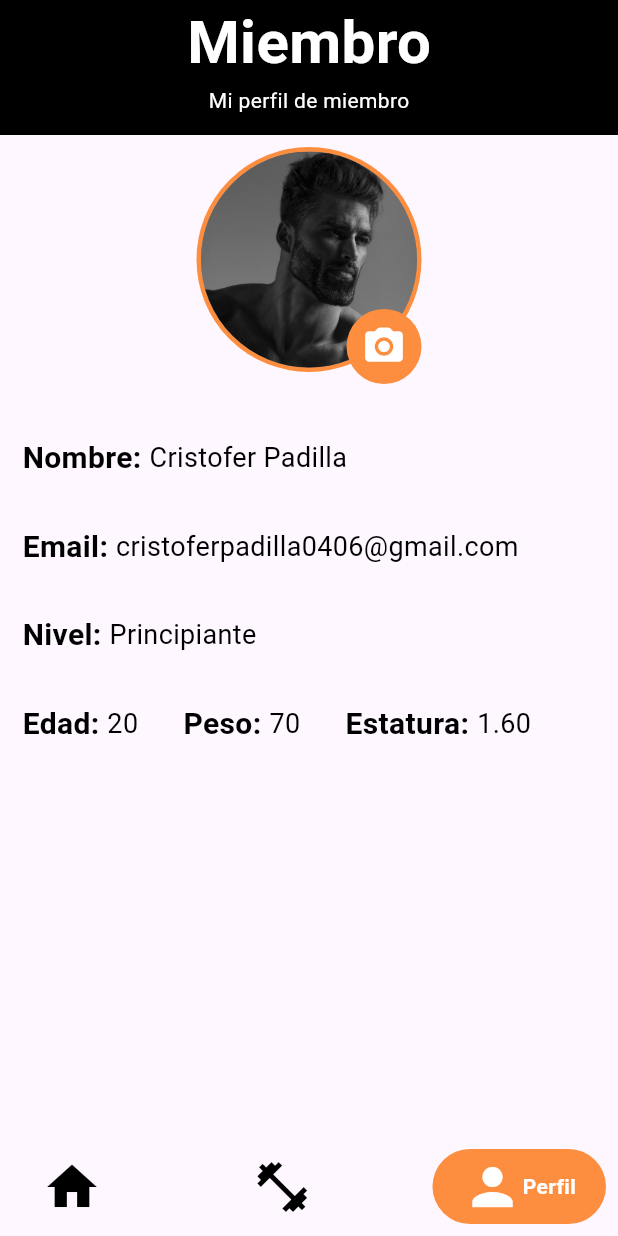
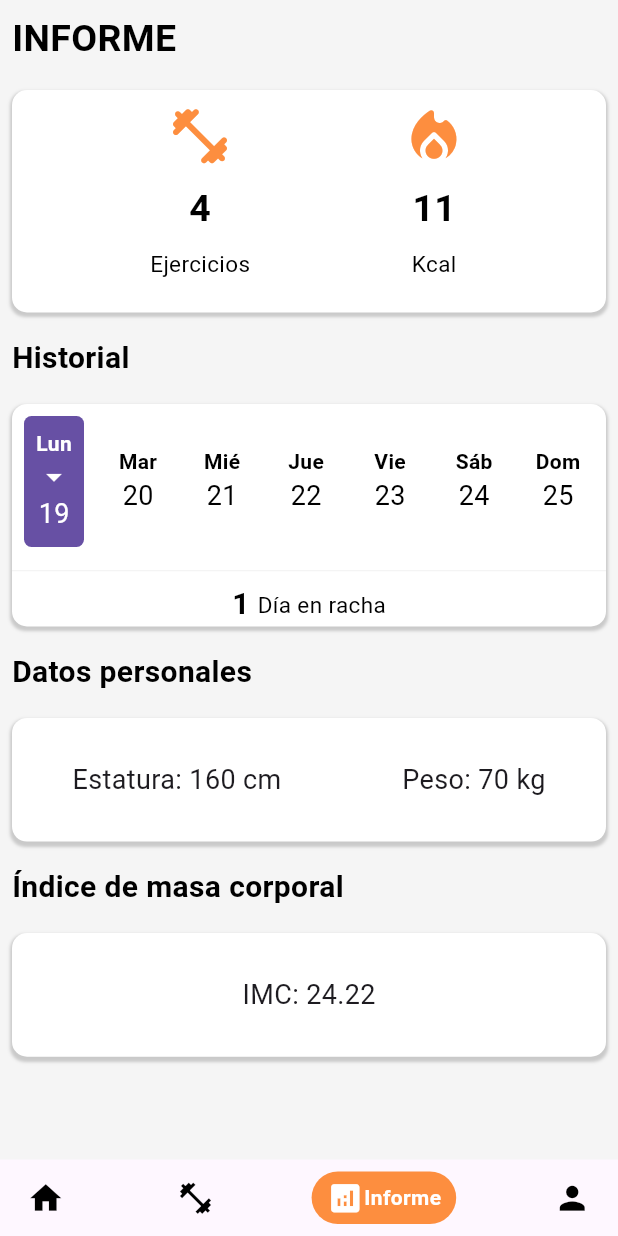
Before and after one commit to CristoferPadilla/flowfit_mobile, a Flutter app: the NavBar screen opened directly, item 3 of the bottom bar chosen, on a phone screen of 412 x 824 dp. Run offline on Flutter 3.47's test engine with Material 3 defaults, Android fonts, the phone set to English and light mode, and no system bars; drawn by our look-alikes of google_nav_bar, showcaseview; our stand-ins replace page_transition.

Commit message:
Analytics_screen

```diff
--- /dev/null
+++ b/flowfit_mobile/lib/features/analytics/screens/analytics_screen.dart
@@ -0,0 +1,177 @@
+import 'package:flowfit_mobile/features/analytics/widgets/calendary/calendary_screen.dart';
+import 'package:flowfit_mobile/features/analytics/widgets/card/custome_container_card.dart';
+import 'package:flowfit_mobile/resources/themes/font_styles.dart';
+import 'package:flowfit_mobile/resources/themes/primary_theme.dart';
+import 'package:flutter/material.dart';
+
+class AnalyticsScreen extends StatelessWidget {
+  const AnalyticsScreen({super.key});
+
+  @override
+  Widget build(BuildContext context) {
+    return SafeArea(
+        child: Scaffold(
+            backgroundColor: Colors.grey.shade100,
+            body: SingleChildScrollView(
+              child: Center(
+                child: Column(
+                    crossAxisAlignment: CrossAxisAlignment.start,
+                    children: [
+                      Padding(
+                        padding: const EdgeInsets.all(8.0),
+                        child: Text(
+                          'INFORME',
+                          style: FontStyle.titleTextStyle.copyWith(
+                            fontSize: 25,
+                            fontWeight: FontWeight.bold,
+                            color: Colors.black,
+                          ),
+                        ),
+                      ),
+                      const CustomContainerCard(
+                        height:0.18,
+                        child: Row(
+                          mainAxisAlignment: MainAxisAlignment.spaceEvenly,
+                          children: [
+                            ColumnData(
+                              title: 'Ejercicios',
+                              icon: Icons.fitness_center_rounded,
+                              number: '4',
+                            ),
+                            ColumnData(
+                              title: 'Kcal',
+                              icon: Icons.local_fire_department_rounded,
+                              number: '11',
+                            ),
+                          ],
+                        ),
+                      ),
+                      Padding(
+                        padding: const EdgeInsets.all(8.0),
+                        child: Text(
+                          'Historial',
+                          style: FontStyle.titleTextStyle.copyWith(
+                            fontSize: 20,
+                            fontWeight: FontWeight.bold,
+                            color: Colors.black,
+                          ),
+                        ),
+                      ),
+                      CustomContainerCard(
+                        height: 0.18,
+                        child: Column(
+                          children: [
+                            const Expanded(
+                              child: CalendarDays(),
+                            ),
+                            const Divider(
+                              color: Colors.grey,
+                              thickness: 0.1,
+                            ),
+                            Row(
+                              mainAxisAlignment: MainAxisAlignment.center,
+                              children: [
+                                Text(
+                                  '1 ',
+                                  style: FontStyle.titleTextStyle
+                                      .copyWith(fontSize: 20),
+                                ),
+                                Text(
+                                  'Día en racha',
+                                  style: FontStyle.cardTextStyle
+                                      .copyWith(fontSize: 15),
+                                ),
+                              ],
+                            )
+                          ],
+                        ),
+                      ),
+                      Padding(
+                        padding: const EdgeInsets.all(8.0),
+                        child: Text(
+                          'Datos personales',
+                          style: FontStyle.titleTextStyle.copyWith(
+                            fontSize: 20,
+                            fontWeight: FontWeight.bold,
+                            color: Colors.black,
+                          ),
+                        ),
+                      ),
+                      const CustomContainerCard(
+                        height: 0.10,
+                        child: Row(
+                          mainAxisAlignment: MainAxisAlignment.spaceEvenly,
+                    children: [
+                      Text(
+                        'Estatura: 160 cm',
+                        style: TextStyle(fontSize: 18),
+                      ),
+                      SizedBox(height: 8),
+                      Text(
+                        'Peso: 70 kg',
+                        style: TextStyle(fontSize: 18),
+                      ),
+                    ],
+                  ),)     ,
+                  Padding(
+                        padding: const EdgeInsets.all(8.0),
+                        child: Text(
+                          'Índice de masa corporal',
+                          style: FontStyle.titleTextStyle.copyWith(
+                            fontSize: 20,
+                            fontWeight: FontWeight.bold,
+                            color: Colors.black,
+                          ),
+                        ),
+                      ),
+                  const CustomContainerCard(
+                    height:  0.10,
+                    child: Center(
+                      child: Text(
+                        'IMC: 24.22',
+                        style: TextStyle(fontSize: 18),
+                      ),
+                    ),)
+                    ]
+                    ),
+              ),
+            )));
+  }
+}
+
+class ColumnData extends StatelessWidget {
+  final String title;
+  final IconData? icon;
+  final String number;
+  const ColumnData({
+    super.key,
+    required this.title,
+    required this.number,
+    this.icon,
+  });
+
+  @override
+  Widget build(BuildContext context) {
+    return Padding(
+      padding: const EdgeInsets.all(8.0),
+      child: Column(crossAxisAlignment: CrossAxisAlignment.center, children: [
+        Icon(
+          icon,
+          size: 45,
+          color: PrimaryTheme.secundaryColor,
+        ),
+        Padding(
+          padding: const EdgeInsets.all(8.0),
+          child: Text(
+            number,
+            style: FontStyle.titleTextStyle.copyWith(fontSize: 25),
+          ),
+        ),
+        Text(
+          title,
+          style: FontStyle.cardTextStyle.copyWith(fontSize: 15),
+        ),
+      ]),
+    );
+  }
+}
--- /dev/null
+++ b/flowfit_mobile/lib/features/analytics/widgets/calendary/calendary_screen.dart
@@ -0,0 +1,99 @@
+
+import 'package:flutter/material.dart';
+
+class WeekDays extends StatelessWidget {
+  final List<String> daysOfWeek = ['Lun', 'Mar', 'Mié', 'Jue', 'Vie', 'Sáb', 'Dom'];
+
+   WeekDays({super.key});
+
+  @override
+  Widget build(BuildContext context) {
+    return Padding(
+      padding: const EdgeInsets.symmetric(horizontal: 8.0),
+      child: Row(
+        mainAxisAlignment: MainAxisAlignment.spaceBetween,
+        children: List.generate(
+          daysOfWeek.length,
+          (index) => Text(
+            daysOfWeek[index],
+            style: const TextStyle(fontWeight: FontWeight.bold),
+          ),
+        ),
+      ),
+    );
+  }
+}
+
+class CalendarDays extends StatelessWidget {
+  final int daysInMonth = DateTime.daysPerWeek * 5;
+
+  const CalendarDays({super.key});
+
+  @override
+  Widget build(BuildContext context) {
+    return ListView.builder(
+      scrollDirection: Axis.horizontal,
+      itemCount: daysInMonth,
+      itemBuilder: (context, index) {
+        final currentDate = DateTime.now().add(Duration(days: index));
+        final formattedDate = currentDate.day.toString().padLeft(2, '0');
+
+        final isToday = currentDate.day == DateTime.now().day;
+
+        return Container(
+          width: 40,
+          margin: const EdgeInsets.all(8),
+          decoration: BoxDecoration(
+            color: isToday ? Theme.of(context).primaryColor : null,
+            borderRadius: BorderRadius.circular(5),
+          ),
+          child: Column(
+            mainAxisAlignment: MainAxisAlignment.center,
+            children: [
+              Text(
+                _getDayOfWeek(currentDate),
+                style: TextStyle(
+                  fontWeight: FontWeight.bold,
+                  color: isToday ?Colors.white: Colors.black
+                   ,
+                ),
+              ),
+              if (isToday) Icon(Icons.arrow_drop_down,
+              color: isToday ?Colors.white: Colors.black,
+              ),
+              Text(
+                formattedDate, // Número del día
+                style: TextStyle(
+                  fontSize: 18,
+                  color: isToday ?Colors.white: Colors.black,
+
+                ),
+              ),
+            ],
+          ),
+        );
+      },
+    );
+  }
+
+  String _getDayOfWeek(DateTime date) {
+    switch (date.weekday) {
+      case DateTime.monday:
+        return 'Lun';
+      case DateTime.tuesday:
+        return 'Mar';
+      case DateTime.wednesday:
+        return 'Mié';
+      case DateTime.thursday:
+        return 'Jue';
+      case DateTime.friday:
+        return 'Vie';
+      case DateTime.saturday:
+        return 'Sáb';
+      case DateTime.sunday:
+        return 'Dom';
+      default:
+        return '';
+    }
+  }
+}
--- /dev/null
+++ b/flowfit_mobile/lib/features/analytics/widgets/card/custome_container_card.dart
@@ -0,0 +1,33 @@
+import 'package:flutter/material.dart';
+
+class CustomContainerCard extends StatelessWidget {
+  final Widget child;
+  final double height;
+  const CustomContainerCard({
+    super.key, required this.child, required this.height,
+  });
+
+  @override
+  Widget build(BuildContext context) {
+    final height2 = MediaQuery.of(context).size.height;
+    return Padding(
+      padding: const EdgeInsets.all(8.0),
+      child: Container(
+        width: double.infinity,
+        height: height2 * height,
+        decoration: BoxDecoration(
+          color: Colors.white,
+          borderRadius: BorderRadius.circular(10),
+          boxShadow: [
+            BoxShadow(
+              color: Colors.grey.withOpacity(0.5),
+              spreadRadius: 1,
+              blurRadius: 1,
+              offset: const Offset(0, 2),
+            ),
+          ],
+        ),
+        child:child
+      ));
+  }
+}
--- a/flowfit_mobile/lib/features/home/widget/list/list_calendary.dart
+++ b/flowfit_mobile/lib/features/analytics/widgets/list/list_calendary.dart
@@ -1,6 +1,6 @@
 import 'package:flowfit_mobile/features/exercises/screens/body_part_screen.dart';
 import 'package:flowfit_mobile/features/exercises/screens/select_exercise_screen.dart';
-import 'package:flowfit_mobile/features/home/widget/calendary/calendary_container.dart';
+import 'package:flowfit_mobile/features/analytics/widgets/calendary/calendary_container.dart';
 import 'package:flowfit_mobile/resources/themes/font_styles.dart';
 import 'package:flowfit_mobile/resources/themes/primary_theme.dart';
 import 'package:flutter/material.dart';
--- a/flowfit_mobile/lib/features/exercises/screens/description_exercise_screen.dart
+++ b/flowfit_mobile/lib/features/exercises/screens/description_exercise_screen.dart
@@ -1,6 +1,5 @@
 import 'package:flowfit_mobile/features/first-steps/widget/buttons/section_buttons.dart';
 import 'package:flowfit_mobile/features/home/widget/appbar/custome_appbar.dart';
-import 'package:flowfit_mobile/features/home/widget/list/list_option.dart';
 import 'package:flutter/material.dart';
 
 class DescriptionExerciseScreen extends StatelessWidget {
--- a/flowfit_mobile/lib/features/home/widget/appbar/custome_appbar.dart
+++ b/flowfit_mobile/lib/features/home/widget/appbar/custome_appbar.dart
@@ -23,7 +23,7 @@ class CustomeAppbar extends StatelessWidget {
             ),
             Text(
               subtitle,
-              style: TextStyle(color: Colors.white),
+              style: const TextStyle(color: Colors.white),
             ),
           ],
            ),
--- a/flowfit_mobile/lib/features/home/widget/list/list_navbar.dart
+++ b/flowfit_mobile/lib/features/home/widget/list/list_navbar.dart
@@ -1,3 +1,4 @@
+import 'package:flowfit_mobile/features/analytics/screens/analytics_screen.dart';
 import 'package:flowfit_mobile/features/exercises/screens/exercise_screen.dart';
 import 'package:flowfit_mobile/features/home/screens/home_screen.dart';
 import 'package:flowfit_mobile/features/profile/screens/profile_screen.dart';
@@ -22,6 +23,11 @@ final List<Widget> navScreens = <Widget>[
       autoPlay: true,
       autoPlayDelay: const Duration(milliseconds: 5000),
       scrollDuration: const Duration(seconds: 3),
+      builder: Builder(builder: ((context) => const AnalyticsScreen()))),
+  ShowCaseWidget(
+      autoPlay: true,
+      autoPlayDelay: const Duration(milliseconds: 5000),
+      scrollDuration: const Duration(seconds: 3),
       builder: Builder(builder: ((context) => const ProfileScreen()))),
 
 ];
--- a/flowfit_mobile/lib/features/home/widget/navbar/navbar.dart
+++ b/flowfit_mobile/lib/features/home/widget/navbar/navbar.dart
@@ -20,13 +20,13 @@ class NavBarState extends State<NavBar> {
         bottomNavigationBar: Padding(
           padding: const EdgeInsets.all(8.0),
           child: GNav(
-            haptic: true,
+            haptic: false,
             rippleColor: Colors.grey,
             hoverColor: Colors.grey,
             activeColor: Colors.white,
-            iconSize: 40,
+            iconSize: 25,
             color: Colors.black,
-            padding: const EdgeInsets.symmetric(horizontal: 20, vertical: 5),
+            padding: const EdgeInsets.symmetric(horizontal: 10, vertical: 5),
             curve: Curves.easeInCubic,
             duration: const Duration(milliseconds: 400),
             tabBorderRadius: 50,
@@ -39,6 +39,10 @@ class NavBarState extends State<NavBar> {
               GButton(
                 icon: Icons.fitness_center,
                 text: 'Entrenamiento',
+              ),
+              GButton(
+                icon: Icons.analytics,
+                text: 'Informe',
               ),
               GButton(
                 icon: Icons.person,
--- a/flowfit_mobile/lib/features/profile/screens/profile_form_screen.dart
+++ b/flowfit_mobile/lib/features/profile/screens/profile_form_screen.dart
@@ -4,13 +4,13 @@ import 'package:flowfit_mobile/features/first-steps/widget/title/custom_title.da
 import 'package:flowfit_mobile/features/home/widget/navbar/navbar.dart';
 
 class ProfileFormScreen extends StatefulWidget {
-  const ProfileFormScreen({Key? key}) : super(key: key);
+  const ProfileFormScreen({super.key});
 
   @override
-  _ProfileFormScreenState createState() => _ProfileFormScreenState();
+  ProfileFormScreenState createState() => ProfileFormScreenState();
 }
 
-class _ProfileFormScreenState extends State<ProfileFormScreen> {
+class ProfileFormScreenState extends State<ProfileFormScreen> {
   late TextEditingController _ageController;
   late TextEditingController _weightController;
   late TextEditingController _heightController;
--- a/flowfit_mobile/pubspec.yaml
+++ b/flowfit_mobile/pubspec.yaml
@@ -13,7 +13,6 @@ dependencies:
   google_nav_bar: ^5.0.6
   flutter_svg: ^0.22.0
   showcaseview: ^2.0.3
-  google_static_maps_controller: ^1.0.0
 
 
 
```
Also changed, not shown: flowfit_mobile/lib/features/first-steps/screens/first_steps.dart (+0 -41 lines), flowfit_mobile/lib/features/first-steps/widget/dialog/googlemaps_dialog.dart (deleted, +0 -79 lines), flowfit_mobile/lib/features/home/screens/home_screen.dart (+5 -5 lines), flowfit_mobile/lib/features/analytics/widgets/calendary/calendary_container.dart (renamed from flowfit_mobile/lib/features/home/widget/calendary/calendary_container.dart), flowfit_mobile/pubspec.lock.
